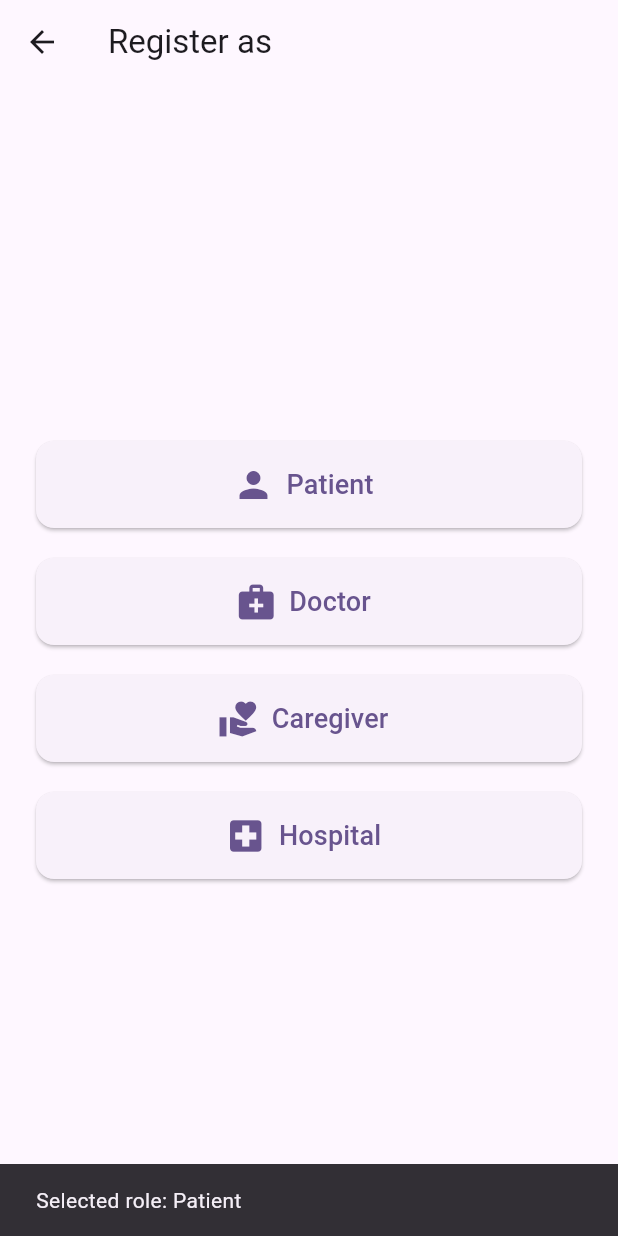
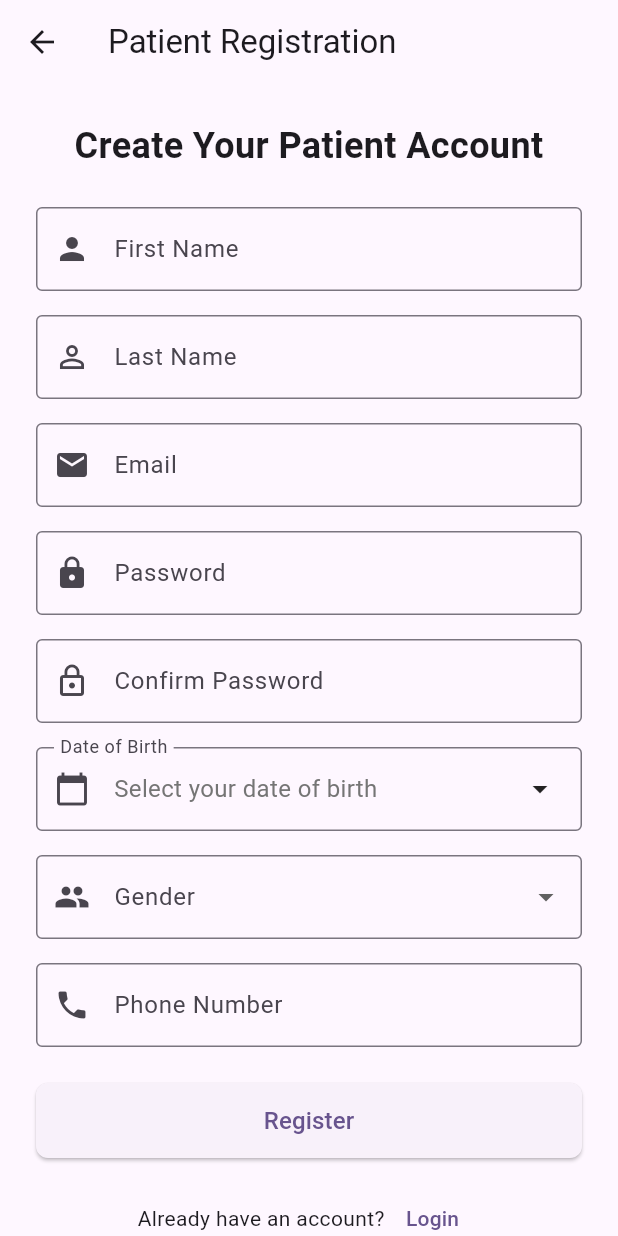
Before and after one commit to Project-DevX/healthmate, a Flutter app: the RegisterPage screen opened by its route, after a tap on "Patient", on a phone screen of 412 x 824 dp. Run offline on Flutter 3.47's test engine with Material 3 defaults, Android fonts, the phone set to English and light mode, and no system bars; our stand-ins replace cloud_firestore, firebase_auth, firebase_core, google_sign_in; accounts and stored records are empty.

Commit message:
email registration/login successful

```diff
--- /dev/null
+++ b/lib/patientReg.dart
@@ -0,0 +1,417 @@
+import 'package:flutter/material.dart';
+import 'package:firebase_auth/firebase_auth.dart';
+import 'package:cloud_firestore/cloud_firestore.dart';
+import 'package:intl/intl.dart'; // Add this package for date formatting
+
+class PatientRegistrationPage extends StatefulWidget {
+  const PatientRegistrationPage({super.key});
+
+  @override
+  State<PatientRegistrationPage> createState() => _PatientRegistrationPageState();
+}
+
+class _PatientRegistrationPageState extends State<PatientRegistrationPage> {
+  final _formKey = GlobalKey<FormState>();
+  final _firstNameController = TextEditingController();
+  final _lastNameController = TextEditingController();
+  final _emailController = TextEditingController();
+  final _passwordController = TextEditingController();
+  final _confirmPasswordController = TextEditingController();
+  final _phoneController = TextEditingController();
+
+  DateTime? _dateOfBirth;
+  String? _selectedGender;
+  bool _isLoading = false;
+
+  // List of gender options
+  final List<String> _genderOptions = ['Male', 'Female', 'Other', 'Prefer not to say'];
+
+  @override
+  void dispose() {
+    _firstNameController.dispose();
+    _lastNameController.dispose();
+    _emailController.dispose();
+    _passwordController.dispose();
+    _confirmPasswordController.dispose();
+    _phoneController.dispose();
+    super.dispose();
+  }
+
+  // Calculate age from date of birth
+  int _calculateAge(DateTime birthDate) {
+    final DateTime today = DateTime.now();
+    int age = today.year - birthDate.year;
+
+    // Adjust age if birthday hasn't occurred yet this year
+    final int birthMonth = birthDate.month;
+    final int birthDay = birthDate.day;
+    final int currentMonth = today.month;
+    final int currentDay = today.day;
+
+    if (currentMonth < birthMonth || (currentMonth == birthMonth && currentDay < birthDay)) {
+      age--;
+    }
+
+    return age;
+  }
+
+  // Show date picker for date of birth
+  Future<void> _selectDateOfBirth(BuildContext context) async {
+    final DateTime? picked = await showDatePicker(
+      context: context,
+      initialDate: _dateOfBirth ?? DateTime(2000),
+      firstDate: DateTime(1900),
+      lastDate: DateTime.now(),
+      builder: (context, child) {
+        return Theme(
+          data: Theme.of(context).copyWith(
+            colorScheme: ColorScheme.light(
+              primary: Theme.of(context).primaryColor,
+              onPrimary: Colors.white,
+              onSurface: Colors.black,
+            ),
+          ),
+          child: child!,
+        );
+      },
+    );
+
+    if (picked != null && picked != _dateOfBirth) {
+      setState(() {
+        _dateOfBirth = picked;
+      });
+    }
+  }
+
+  // Function to register patient using email and password
+  Future<void> _registerPatient() async {
+    // Validate form
+    if (!_formKey.currentState!.validate()) {
+      return;
+    }
+
+    // Check if date of birth is selected
+    if (_dateOfBirth == null) {
+      ScaffoldMessenger.of(context).showSnackBar(
+        const SnackBar(content: Text('Please select your date of birth')),
+      );
+      return;
+    }
+
+    // Check if passwords match
+    if (_passwordController.text != _confirmPasswordController.text) {
+      ScaffoldMessenger.of(context).showSnackBar(
+        const SnackBar(content: Text('Passwords do not match')),
+      );
+      return;
+    }
+
+    setState(() {
+      _isLoading = true;
+    });
+
+    try {
+      // Create user with email and password
+      final userCredential = await FirebaseAuth.instance.createUserWithEmailAndPassword(
+        email: _emailController.text.trim(),
+        password: _passwordController.text,
+      );
+
+      // Calculate age from date of birth
+      final int age = _calculateAge(_dateOfBirth!);
+
+      // Add user details to Firestore
+      await FirebaseFirestore.instance.collection('users').doc(userCredential.user!.uid).set({
+        'firstName': _firstNameController.text.trim(),
+        'lastName': _lastNameController.text.trim(),
+        'email': _emailController.text.trim(),
+        'dateOfBirth': Timestamp.fromDate(_dateOfBirth!),
+        'age': age,
+        'gender': _selectedGender,
+        'phone': _phoneController.text.trim(),
+        'userType': 'patient',
+        'createdAt': FieldValue.serverTimestamp(),
+        'lastLogin': FieldValue.serverTimestamp(),
+      });
+
+      if (mounted) {
+        // Show success message
+        ScaffoldMessenger.of(context).showSnackBar(
+          const SnackBar(content: Text('Registration successful!')),
+        );
+
+        // Navigate to home page after successful registration
+        Navigator.pushReplacementNamed(context, '/home');
+      }
+    } on FirebaseAuthException catch (e) {
+      String errorMessage = 'Registration failed';
+
+      if (e.code == 'weak-password') {
+        errorMessage = 'The password provided is too weak';
+      } else if (e.code == 'email-already-in-use') {
+        errorMessage = 'An account already exists for this email';
+      } else if (e.code == 'invalid-email') {
+        errorMessage = 'Please enter a valid email address';
+      }
+
+      if (mounted) {
+        ScaffoldMessenger.of(context).showSnackBar(
+          SnackBar(content: Text(errorMessage)),
+        );
+      }
+    } catch (e) {
+      if (mounted) {
+        ScaffoldMessenger.of(context).showSnackBar(
+          SnackBar(content: Text('Error: ${e.toString()}')),
+        );
+      }
+    } finally {
+      if (mounted) {
+        setState(() {
+          _isLoading = false;
+        });
+      }
+    }
+  }
+
+  @override
+  Widget build(BuildContext context) {
+    return Scaffold(
+      appBar: AppBar(
+        title: const Text('Patient Registration'),
+      ),
+      body: SingleChildScrollView(
+        child: Padding(
+          padding: const EdgeInsets.all(24.0),
+          child: Form(
+            key: _formKey,
+            child: Column(
+              crossAxisAlignment: CrossAxisAlignment.stretch,
+              children: [
+                const Text(
+                  'Create Your Patient Account',
+                  style: TextStyle(fontSize: 24, fontWeight: FontWeight.bold),
+                  textAlign: TextAlign.center,
+                ),
+                const SizedBox(height: 24),
+
+                // First Name field
+                TextFormField(
+                  controller: _firstNameController,
+                  decoration: const InputDecoration(
+                    labelText: 'First Name',
+                    border: OutlineInputBorder(),
+                    prefixIcon: Icon(Icons.person),
+                  ),
+                  textCapitalization: TextCapitalization.words,
+                  validator: (value) {
+                    if (value == null || value.isEmpty) {
+                      return 'Please enter your first name';
+                    }
+                    return null;
+                  },
+                ),
+                const SizedBox(height: 16),
+
+                // Last Name field
+                TextFormField(
+                  controller: _lastNameController,
+                  decoration: const InputDecoration(
+                    labelText: 'Last Name',
+                    border: OutlineInputBorder(),
+                    prefixIcon: Icon(Icons.person_outline),
+                  ),
+                  textCapitalization: TextCapitalization.words,
+                  validator: (value) {
+                    if (value == null || value.isEmpty) {
+                      return 'Please enter your last name';
+                    }
+                    return null;
+                  },
+                ),
+                const SizedBox(height: 16),
+
+                // Email field
+                TextFormField(
+                  controller: _emailController,
+                  decoration: const InputDecoration(
+                    labelText: 'Email',
+                    border: OutlineInputBorder(),
+                    prefixIcon: Icon(Icons.email),
+                  ),
+                  keyboardType: TextInputType.emailAddress,
+                  validator: (value) {
+                    if (value == null || value.isEmpty) {
+                      return 'Please enter an email address';
+                    }
+                    if (!RegExp(r'^[\w-\.]+@([\w-]+\.)+[\w-]{2,4}$').hasMatch(value)) {
+                      return 'Please enter a valid email address';
+                    }
+                    return null;
+                  },
+                ),
+                const SizedBox(height: 16),
+
+                // Password field
+                TextFormField(
+                  controller: _passwordController,
+                  decoration: const InputDecoration(
+                    labelText: 'Password',
+                    border: OutlineInputBorder(),
+                    prefixIcon: Icon(Icons.lock),
+                  ),
+                  obscureText: true,
+                  validator: (value) {
+                    if (value == null || value.isEmpty) {
+                      return 'Please enter a password';
+                    }
+                    if (value.length < 6) {
+                      return 'Password must be at least 6 characters';
+                    }
+                    return null;
+                  },
+                ),
+                const SizedBox(height: 16),
+
+                // Confirm Password field
+                TextFormField(
+                  controller: _confirmPasswordController,
+                  decoration: const InputDecoration(
+                    labelText: 'Confirm Password',
+                    border: OutlineInputBorder(),
+                    prefixIcon: Icon(Icons.lock_outline),
+                  ),
+                  obscureText: true,
+                  validator: (value) {
+                    if (value == null || value.isEmpty) {
+                      return 'Please confirm your password';
+                    }
+                    if (value != _passwordController.text) {
+                      return 'Passwords do not match';
+                    }
+                    return null;
+                  },
+                ),
+                const SizedBox(height: 16),
+
+                // Date of Birth field
+                InkWell(
+                  onTap: () => _selectDateOfBirth(context),
+                  child: InputDecorator(
+                    decoration: const InputDecoration(
+                      labelText: 'Date of Birth',
+                      border: OutlineInputBorder(),
+                      prefixIcon: Icon(Icons.calendar_today),
+                    ),
+                    child: Row(
+                      mainAxisAlignment: MainAxisAlignment.spaceBetween,
+                      children: [
+                        Text(
+                          _dateOfBirth == null
+                              ? 'Select your date of birth'
+                              : DateFormat('MMM d, yyyy').format(_dateOfBirth!),
+                          style: TextStyle(
+                            fontSize: 16,
+                            color: _dateOfBirth == null
+                                ? Colors.grey.shade600
+                                : Colors.black,
+                          ),
+                        ),
+                        const Icon(Icons.arrow_drop_down),
+                      ],
+                    ),
+                  ),
+                ),
+                const SizedBox(height: 16),
+
+                // Gender dropdown
+                DropdownButtonFormField<String>(
+                  value: _selectedGender,
+                  decoration: const InputDecoration(
+                    labelText: 'Gender',
+                    border: OutlineInputBorder(),
+                    prefixIcon: Icon(Icons.people),
+                  ),
+                  items: _genderOptions.map((String gender) {
+                    return DropdownMenuItem<String>(
+                      value: gender,
+                      child: Text(gender),
+                    );
+                  }).toList(),
+                  onChanged: (String? newValue) {
+                    setState(() {
+                      _selectedGender = newValue;
+                    });
+                  },
+                  validator: (value) {
+                    if (value == null || value.isEmpty) {
+                      return 'Please select your gender';
+                    }
+                    return null;
+                  },
+                ),
+                const SizedBox(height: 16),
+
+                // Phone field
+                TextFormField(
+                  controller: _phoneController,
+                  decoration: const InputDecoration(
+                    labelText: 'Phone Number',
+                    border: OutlineInputBorder(),
+                    prefixIcon: Icon(Icons.phone),
+                  ),
+                  keyboardType: TextInputType.phone,
+                  validator: (value) {
+                    if (value == null || value.isEmpty) {
+                      return 'Please enter your phone number';
+                    }
+                    return null;
+                  },
+                ),
+                const SizedBox(height: 24),
+
+                // Register button
+                SizedBox(
+                  height: 50,
+                  child: ElevatedButton(
+                    onPressed: _isLoading ? null : _registerPatient,
+                    style: ElevatedButton.styleFrom(
+                      shape: RoundedRectangleBorder(
+                        borderRadius: BorderRadius.circular(8),
+                      ),
+                    ),
+                    child: _isLoading
+                        ? const SizedBox(
+                            width: 20,
+                            height: 20,
+                            child: CircularProgressIndicator(strokeWidth: 2),
+                          )
+                        : const Text(
+                            'Register',
+                            style: TextStyle(fontSize: 16),
+                          ),
+                  ),
+                ),
+                const SizedBox(height: 16),
+
+                // Back to login
+                Row(
+                  mainAxisAlignment: MainAxisAlignment.center,
+                  children: [
+                    const Text('Already have an account?'),
+                    TextButton(
+                      onPressed: () {
+                        Navigator.pushReplacementNamed(context, '/login');
+                      },
+                      child: const Text('Login'),
+                    ),
+                  ],
+                ),
+              ],
+            ),
+          ),
+        ),
+      ),
+    );
+  }
+}
--- a/lib/register.dart
+++ b/lib/register.dart
@@ -1,13 +1,26 @@
 import 'package:flutter/material.dart';
+import 'patientReg.dart';
 
 class RegisterPage extends StatelessWidget {
   const RegisterPage({super.key});
 
   void _onRoleSelected(BuildContext context, String role) {
-    // TODO: Navigate to the respective registration form for the selected role
-    ScaffoldMessenger.of(
-      context,
-    ).showSnackBar(SnackBar(content: Text('Selected role: $role')));
+    switch (role) {
+      case 'Patient':
+        Navigator.push(
+          context,
+          MaterialPageRoute(builder: (context) => const PatientRegistrationPage()),
+        );
+        break;
+      case 'Doctor':
+      case 'Caregiver':
+      case 'Hospital':
+        // TODO: Navigate to other registration pages when implemented
+        ScaffoldMessenger.of(context).showSnackBar(
+          SnackBar(content: Text('$role registration coming soon')),
+        );
+        break;
+    }
   }
 
   @override
```
Also changed, not shown: pubspec.yaml (+5 -4 lines), pubspec.lock, 2 other files.
